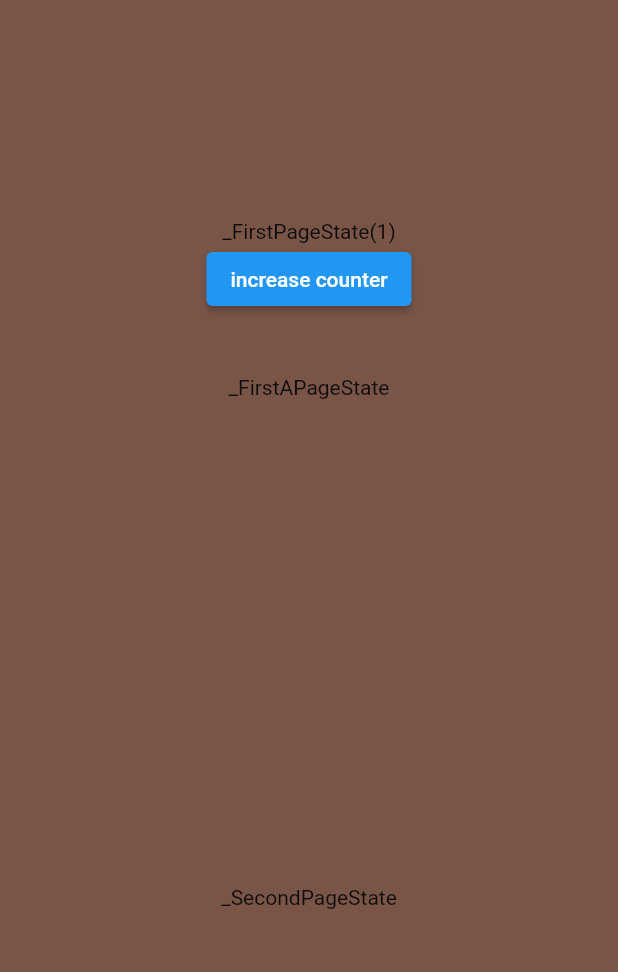
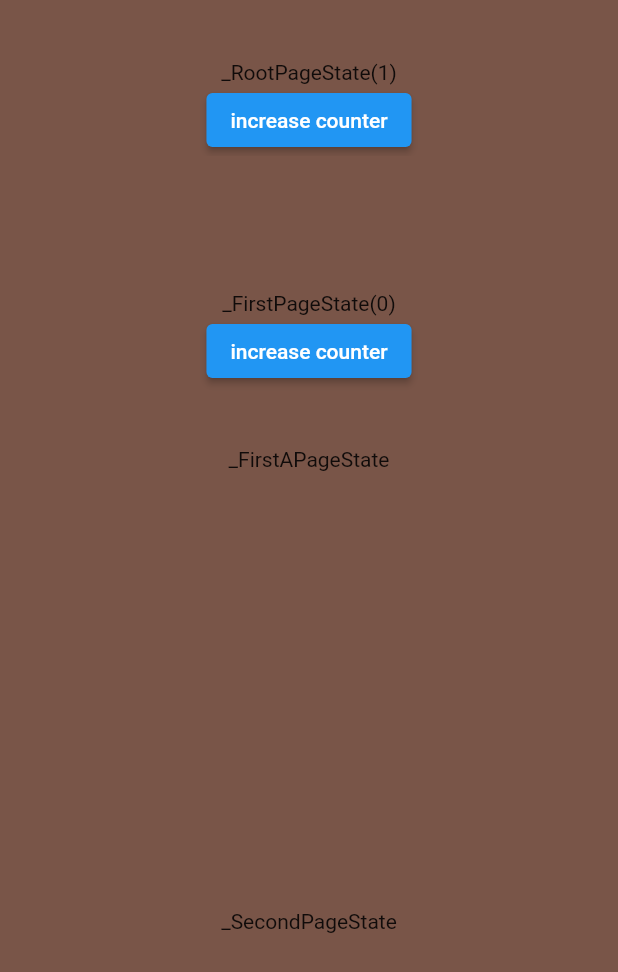
Before and after one commit to 4zxzxz4/understanding_flutter_lifecycle, a Flutter app: the screen it shows after launch, after a tap on "increase counter", on a phone screen of 412 x 824 dp. Shown: the top 972 px of the screen. Run offline on Flutter 3.47's test engine with Material 2 defaults, Android fonts, the phone set to English and light mode, and no system bars.

Commit message:
프로젝트 초기화 및 상태 관리 1단계 코드 추가

```diff
--- a/lib/pages/root_page.dart
+++ b/lib/pages/root_page.dart
@@ -16,6 +16,8 @@ class RootPage extends StatefulWidget {
 }
 
 class _RootPageState extends State<RootPage> {
+  int counter = 0;
+
   @override
   Widget build(BuildContext context) {
     print('${this.runtimeType}: build');
@@ -23,11 +25,21 @@ class _RootPageState extends State<RootPage> {
       body: Container(
         color: Colors.primaries[Random().nextInt(Colors.primaries.length)],
         padding: const EdgeInsets.all(40),
-        child: Column(
-          children: [
-            Expanded(child: FirstPage()),
-            Expanded(child: SecondPage()),
-          ],
+        child: Center(
+          child: Column(
+            children: [
+              Text('${this.runtimeType}($counter)'),
+              ElevatedButton(
+                  onPressed: () {
+                    setState(() {
+                      counter++;
+                    });
+                  },
+                  child: Text('increase counter')),
+              Expanded(child: FirstPage()),
+              Expanded(child: SecondPage()),
+            ],
+          ),
         ),
       ),
     );
```
